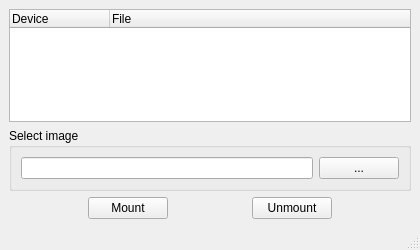
This is src/mainwindow.ui in Real-Gecko/KDE-CDEmu as Qt 5 draws it before an edit. The edited form follows.
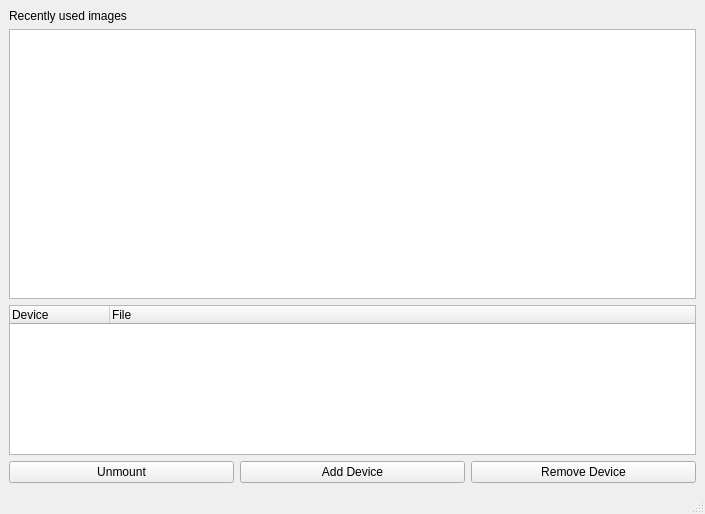
This is the edited form. Custom widgets are drawn as their Qt base class.

```diff
--- a/src/mainwindow.ui
+++ b/src/mainwindow.ui
@@ -6,8 +6,8 @@
    <rect>
     <x>0</x>
     <y>0</y>
-    <width>420</width>
-    <height>250</height>
+    <width>705</width>
+    <height>514</height>
    </rect>
   </property>
   <property name="minimumSize">
@@ -22,7 +22,33 @@
   <widget class="QWidget" name="centralwidget">
    <layout class="QVBoxLayout" name="verticalLayout">
     <item>
-     <widget class="QTreeWidget" name="DeviceList">
+     <widget class="QLabel" name="historyLabel">
+      <property name="text">
+       <string>Recently used images</string>
+      </property>
+     </widget>
+    </item>
+    <item>
+     <widget class="QListWidget" name="historyList">
+      <property name="toolTip">
+       <string>&lt;html&gt;&lt;head/&gt;&lt;body&gt;&lt;p&gt;Recently used images - click to mount&lt;/p&gt;&lt;/body&gt;&lt;/html&gt;</string>
+      </property>
+      <property name="whatsThis">
+       <string>&lt;html&gt;&lt;head/&gt;&lt;body&gt;&lt;p&gt;Recently used images - click to mount&lt;/p&gt;&lt;/body&gt;&lt;/html&gt;</string>
+      </property>
+     </widget>
+    </item>
+    <item>
+     <widget class="QTreeWidget" name="deviceList">
+      <property name="enabled">
+       <bool>true</bool>
+      </property>
+      <property name="maximumSize">
+       <size>
+        <width>16777215</width>
+        <height>150</height>
+       </size>
+      </property>
       <property name="baseSize">
        <size>
         <width>0</width>
@@ -65,79 +91,28 @@
       </column>
      </widget>
     </item>
-    <item>
-     <widget class="QGroupBox" name="SelectImageBox">
-      <property name="title">
-       <string>Select image</string>
-      </property>
-      <layout class="QHBoxLayout" name="horizontalLayout_2">
-       <item>
-        <widget class="KLineEdit" name="FileNameEdit"/>
-       </item>
-       <item>
-        <widget class="KPushButton" name="SelectFileButton">
-         <property name="text">
-          <string>...</string>
-         </property>
-        </widget>
-       </item>
-      </layout>
-     </widget>
-    </item>
     <item>
      <layout class="QHBoxLayout" name="horizontalLayout">
       <item>
-       <spacer name="horizontalSpacer">
-        <property name="orientation">
-         <enum>Qt::Horizontal</enum>
-        </property>
-        <property name="sizeHint" stdset="0">
-         <size>
-          <width>40</width>
-          <height>20</height>
-         </size>
-        </property>
-       </spacer>
-      </item>
-      <item>
-       <widget class="KPushButton" name="MountButton">
-        <property name="text">
-         <string>Mount</string>
-        </property>
-       </widget>
-      </item>
-      <item>
-       <spacer name="horizontalSpacer_3">
-        <property name="orientation">
-         <enum>Qt::Horizontal</enum>
-        </property>
-        <property name="sizeHint" stdset="0">
-         <size>
-          <width>40</width>
-          <height>20</height>
-         </size>
-        </property>
-       </spacer>
-      </item>
-      <item>
-       <widget class="KPushButton" name="UnmountButton">
+       <widget class="QPushButton" name="unmountButton">
         <property name="text">
          <string>Unmount</string>
         </property>
        </widget>
       </item>
       <item>
-       <spacer name="horizontalSpacer_2">
-        <property name="orientation">
-         <enum>Qt::Horizontal</enum>
+       <widget class="QPushButton" name="addDevice">
+        <property name="text">
+         <string>Add Device</string>
         </property>
-        <property name="sizeHint" stdset="0">
-         <size>
-          <width>40</width>
-          <height>20</height>
-         </size>
+       </widget>
+      </item>
+      <item>
+       <widget class="QPushButton" name="removeDevice">
+        <property name="text">
+         <string>Remove Device</string>
         </property>
-       </spacer>
+       </widget>
       </item>
      </layout>
     </item>
@@ -155,18 +130,6 @@
   </widget>
   <widget class="QStatusBar" name="statusbar"/>
  </widget>
- <customwidgets>
-  <customwidget>
-   <class>KPushButton</class>
-   <extends>QPushButton</extends>
-   <header>kpushbutton.h</header>
-  </customwidget>
-  <customwidget>
-   <class>KLineEdit</class>
-   <extends>QLineEdit</extends>
-   <header>klineedit.h</header>
-  </customwidget>
- </customwidgets>
  <resources/>
  <connections/>
  <slots>
```
Left out of the diff: 10 changed lines with no effect on the pictures.
